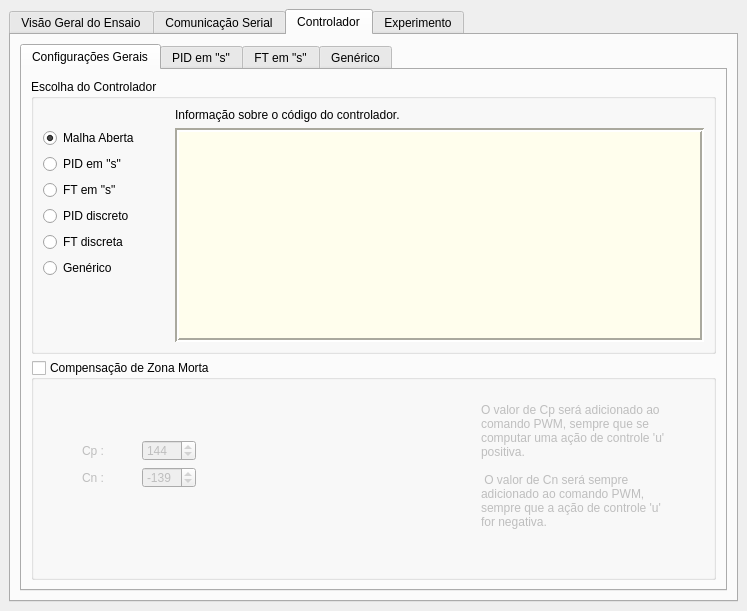
GTI-UFMG/software_controle_plantas, file Aerogenerator/GUI_code/main_window.ui: the form before one commit.
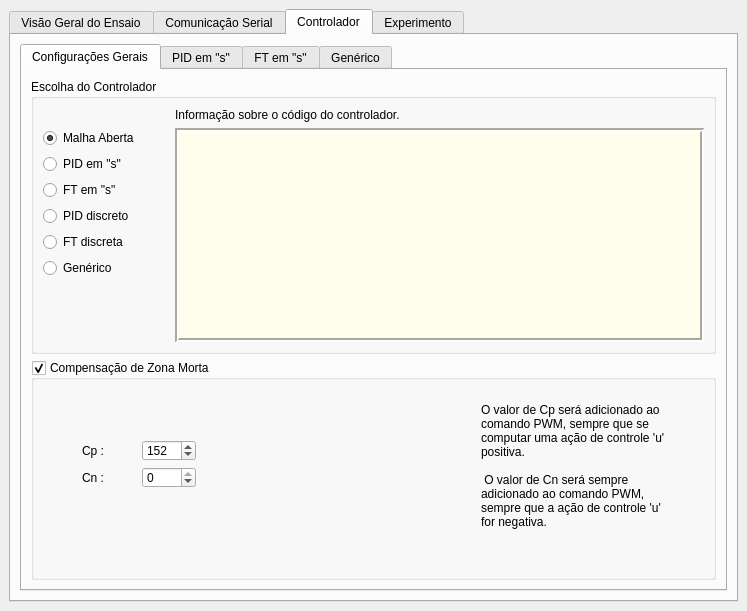
The form after the commit. The open tabs and pages were chosen to show the change. Icons and pictures are not drawn. Custom widgets are drawn as their Qt base class.

Commit message: Minor improvements in the GUI for the control strategies

What changed in the file:
```diff
--- a/Aerogenerator/GUI_code/main_window.ui
+++ b/Aerogenerator/GUI_code/main_window.ui
@@ -704,7 +704,7 @@
            <attribute name="title">
             <string>Configurações Gerais</string>
            </attribute>
-           <layout class="QVBoxLayout" name="verticalLayout_16" stretch="3,2">
+           <layout class="QVBoxLayout" name="verticalLayout_16" stretch="3,0">
             <item>
              <widget class="QGroupBox" name="groupBox_controller_choice">
               <property name="title">
@@ -889,7 +889,7 @@
                <bool>true</bool>
               </property>
               <property name="checked">
-               <bool>false</bool>
+               <bool>true</bool>
               </property>
               <widget class="QLabel" name="label_12">
                <property name="enabled">
@@ -926,7 +926,7 @@
                 <item row="0" column="0">
                  <widget class="QLabel" name="label_19">
                   <property name="enabled">
-                   <bool>false</bool>
+                   <bool>true</bool>
                   </property>
                   <property name="text">
                    <string>Cp :</string>
@@ -936,20 +936,20 @@
                 <item row="0" column="1">
                  <widget class="QSpinBox" name="spinBox_Cp">
                   <property name="enabled">
-                   <bool>false</bool>
+                   <bool>true</bool>
                   </property>
                   <property name="maximum">
                    <number>255</number>
                   </property>
                   <property name="value">
-                   <number>144</number>
+                   <number>152</number>
                   </property>
                  </widget>
                 </item>
                 <item row="1" column="0">
                  <widget class="QLabel" name="label_20">
                   <property name="enabled">
-                   <bool>false</bool>
+                   <bool>true</bool>
                   </property>
                   <property name="text">
                    <string>Cn :</string>
@@ -959,7 +959,7 @@
                 <item row="1" column="1">
                  <widget class="QSpinBox" name="spinBox_Cn">
                   <property name="enabled">
-                   <bool>false</bool>
+                   <bool>true</bool>
                   </property>
                   <property name="minimum">
                    <number>-255</number>
@@ -968,13 +968,16 @@
                    <number>0</number>
                   </property>
                   <property name="value">
-                   <number>-139</number>
+                   <number>0</number>
                   </property>
                  </widget>
                 </item>
                </layout>
               </widget>
               <widget class="QLabel" name="label_26">
+               <property name="enabled">
+                <bool>true</bool>
+               </property>
                <property name="geometry">
                 <rect>
                  <x>450</x>
```
Left out of the diff: 4 changed lines with no effect on the pictures. The commit also changes 4 other files.
